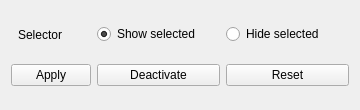
The window that src/gui/forms/toolbar_selector.ui (open-scan-crew/OpenScanTools) describes before a commit, drawn with Qt 5.
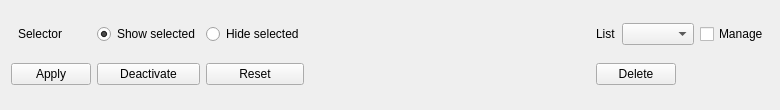
The same window after the commit. Icons and pictures are not drawn.

Commit message: Add polygon manage/delete mode with named polygon persistence

```diff
--- a/src/gui/forms/toolbar_selector.ui
+++ b/src/gui/forms/toolbar_selector.ui
@@ -6,7 +6,7 @@
    <rect>
     <x>0</x>
     <y>0</y>
-    <width>360</width>
+    <width>780</width>
     <height>110</height>
    </rect>
   </property>
@@ -69,6 +69,64 @@
      </property>
     </widget>
    </item>
+   <item row="0" column="3" rowspan="2">
+    <spacer name="horizontalSpacer">
+     <property name="orientation">
+      <enum>Qt::Horizontal</enum>
+     </property>
+     <property name="sizeHint" stdset="0">
+      <size>
+       <width>40</width>
+       <height>20</height>
+      </size>
+     </property>
+    </spacer>
+   </item>
+   <item row="0" column="4" colspan="3">
+    <layout class="QHBoxLayout" name="horizontalLayout_manageRow">
+     <item>
+      <widget class="QLabel" name="labelPolygonList">
+       <property name="text">
+        <string>List</string>
+       </property>
+      </widget>
+     </item>
+     <item>
+      <widget class="QComboBox" name="comboBox_polygonList"/>
+     </item>
+     <item>
+      <widget class="QCheckBox" name="checkBox_managePolygon">
+       <property name="text">
+        <string>Manage</string>
+       </property>
+      </widget>
+     </item>
+    </layout>
+   </item>
+   <item row="1" column="4" colspan="3">
+    <layout class="QHBoxLayout" name="horizontalLayout_deleteRow">
+     <item>
+      <widget class="QPushButton" name="deletePolygonButton">
+       <property name="text">
+        <string>Delete</string>
+       </property>
+      </widget>
+     </item>
+     <item>
+      <spacer name="horizontalSpacerRight">
+       <property name="orientation">
+        <enum>Qt::Horizontal</enum>
+       </property>
+       <property name="sizeHint" stdset="0">
+        <size>
+         <width>40</width>
+         <height>20</height>
+        </size>
+       </property>
+      </spacer>
+     </item>
+    </layout>
+   </item>
   </layout>
  </widget>
  <resources>
```
The commit also changes 11 other files.
